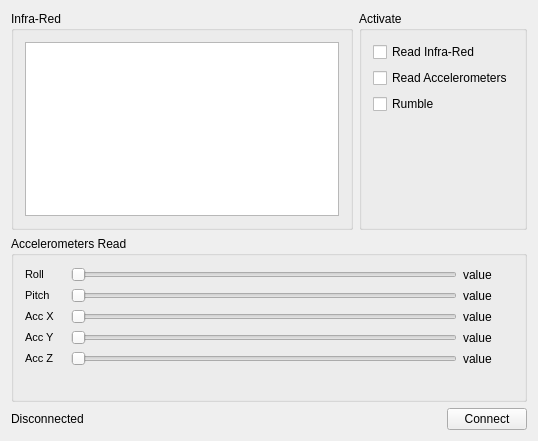
Above: qtwiiuse.ui from oidoug/qtwiiuse before the change. Below: the same form after it.
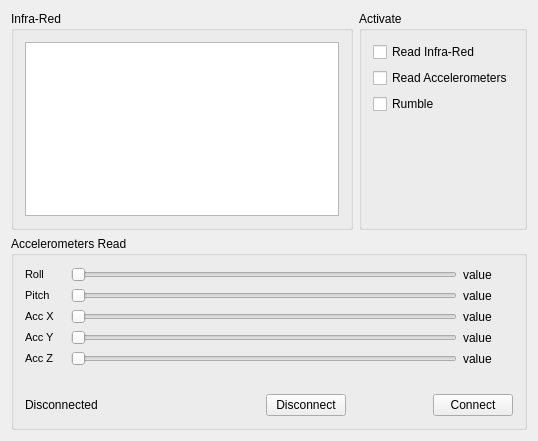
That is the form after the change.

```diff
--- a/qtwiiuse.ui
+++ b/qtwiiuse.ui
@@ -26,8 +26,6 @@
          <widget class="QGraphicsView" name="ir_output"/>
         </item>
        </layout>
-       <zorder>ir_output</zorder>
-       <zorder>groupBox_3</zorder>
       </widget>
      </item>
      <item>
@@ -51,7 +49,7 @@
          </widget>
         </item>
         <item>
-         <widget class="QCheckBox" name="checkBox">
+         <widget class="QCheckBox" name="rumble_checkbox">
           <property name="text">
            <string>Rumble</string>
           </property>
@@ -311,9 +309,6 @@
         </property>
        </spacer>
       </item>
-     </layout>
-    </widget>
-   </item>
    <item>
     <layout class="QHBoxLayout" name="horizontalLayout">
      <item>
@@ -323,6 +318,39 @@
        </property>
       </widget>
      </item>
+        <item>
+         <spacer name="horizontalSpacer_2">
+          <property name="orientation">
+           <enum>Qt::Horizontal</enum>
+          </property>
+          <property name="sizeHint" stdset="0">
+           <size>
+            <width>40</width>
+            <height>20</height>
+           </size>
+          </property>
+         </spacer>
+        </item>
+        <item>
+         <spacer name="horizontalSpacer_5">
+          <property name="orientation">
+           <enum>Qt::Horizontal</enum>
+          </property>
+          <property name="sizeHint" stdset="0">
+           <size>
+            <width>40</width>
+            <height>20</height>
+           </size>
+          </property>
+         </spacer>
+        </item>
+        <item>
+         <widget class="QPushButton" name="disconnect_button">
+          <property name="text">
+           <string>Disconnect</string>
+          </property>
+         </widget>
+        </item>
      <item>
       <spacer name="horizontalSpacer">
        <property name="orientation">
@@ -330,7 +358,7 @@
        </property>
        <property name="sizeHint" stdset="0">
         <size>
-         <width>40</width>
+            <width>30</width>
          <height>20</height>
         </size>
        </property>
@@ -344,6 +372,9 @@
       </widget>
      </item>
     </layout>
+      </item>
+     </layout>
+    </widget>
    </item>
   </layout>
  </widget>
```
Lines whose indentation alone changed are shown as unchanged.
